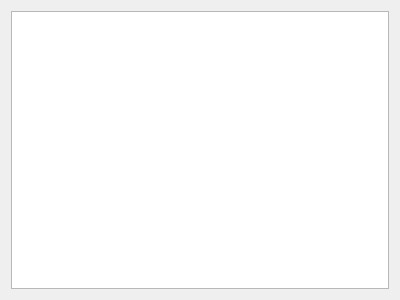
Old version of the form OTModules/wLFClient/Widgets/wdgnotifications.ui in the repository pietr26/OMSI-Tools.
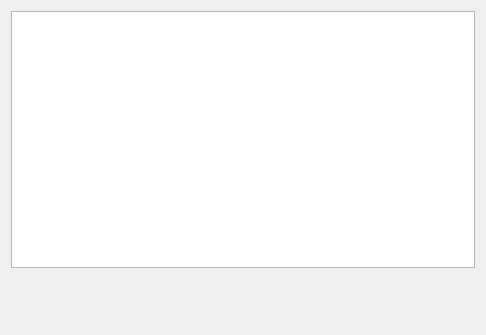
New version of the form. Custom widgets are drawn as their Qt base class.

Commit message: implemented scrollingText widget

```diff
--- a/OTModules/wLFClient/Widgets/wdgnotifications.ui
+++ b/OTModules/wLFClient/Widgets/wdgnotifications.ui
@@ -6,8 +6,8 @@
    <rect>
     <x>0</x>
     <y>0</y>
-    <width>400</width>
-    <height>300</height>
+    <width>486</width>
+    <height>335</height>
    </rect>
   </property>
   <property name="windowTitle">
@@ -30,8 +30,26 @@
      </property>
     </widget>
    </item>
+   <item>
+    <widget class="ScrollingText" name="scrollingText" native="true">
+     <property name="minimumSize">
+      <size>
+       <width>0</width>
+       <height>50</height>
+      </size>
+     </property>
+    </widget>
+   </item>
   </layout>
  </widget>
+ <customwidgets>
+  <customwidget>
+   <class>ScrollingText</class>
+   <extends>QWidget</extends>
+   <header>OTWidgets\scrollingtext.h</header>
+   <container>1</container>
+  </customwidget>
+ </customwidgets>
  <resources/>
  <connections/>
 </ui>
```
The commit also changes 5 other files.
